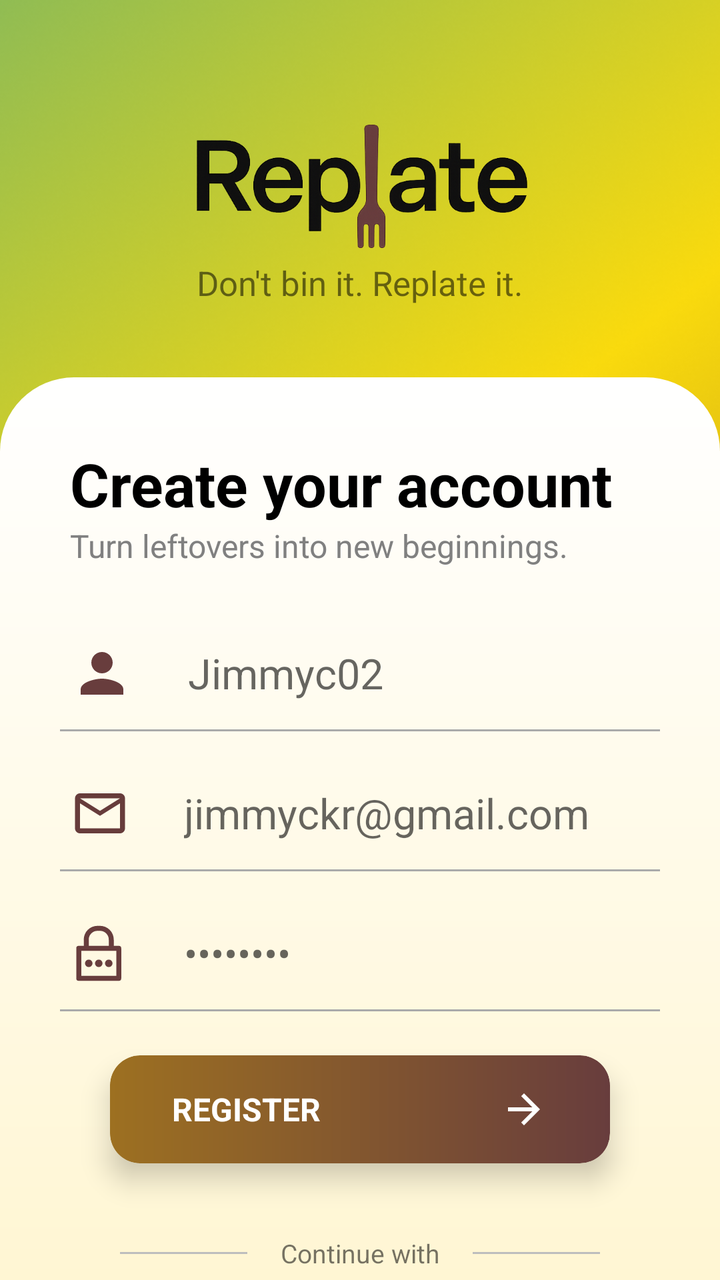
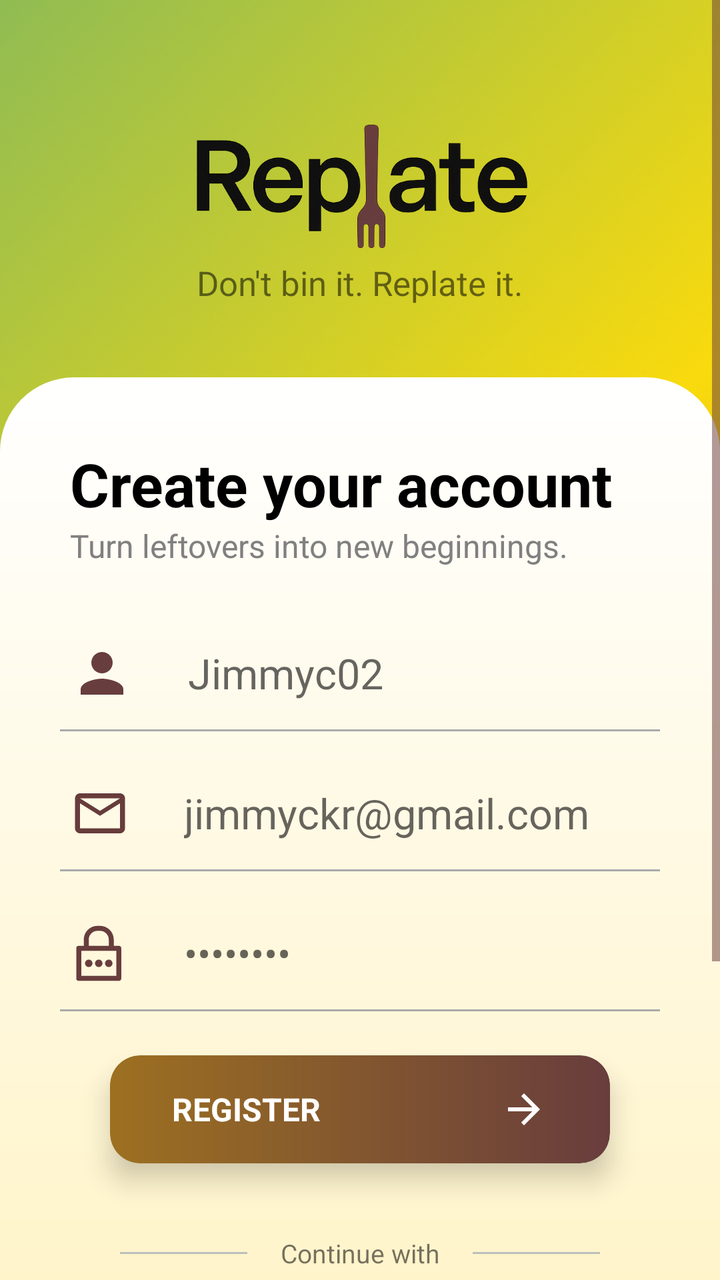

Compare the two renders of this Android layout. The source of the first and the diff that turns it into the second are given below.
<!-- AndroidManifest.xml: application theme Theme.Replate -->
<!-- res/layout/activity_register.xml -->
<?xml version="1.0" encoding="utf-8"?>
<LinearLayout
    xmlns:app="http://schemas.android.com/apk/res-auto"
    xmlns:android="http://schemas.android.com/apk/res/android"
  android:gravity="center_horizontal"
    android:orientation="vertical"
    android:layout_width="match_parent"
    android:layout_height="match_parent"
    android:background="@drawable/mainbackground">
    <ImageView
        android:layout_marginTop="60dp"
        android:layout_width="170dp"
        android:layout_height="70dp"
        android:src="@drawable/replatedarknarrower"/>
    <TextView
        android:layout_width="wrap_content"
        android:layout_height="wrap_content"
        android:text="Don't bin it. Replate it."
        android:textSize="17dp"/>

    <LinearLayout
        android:visibility="visible"
        android:id="@+id/slideup"
        android:layout_width="match_parent"
        android:layout_height="800dp"
        android:layout_marginTop="36dp"
        android:background="@drawable/login_banner_background"
        android:orientation="vertical">

        <TextView
            android:layout_width="wrap_content"
            android:layout_height="wrap_content"
            android:layout_marginStart="35dp"
            android:layout_marginTop="33dp"
            android:text="Create your account"
            android:textColor="@color/black"
            android:textSize="30dp"
            android:textStyle="bold" />

        <TextView
            android:layout_width="wrap_content"
            android:layout_height="wrap_content"
            android:layout_marginStart="35dp"
            android:text="Turn leftovers into new beginnings."
            android:textColor="#808080"
            android:orientation="vertical"
            android:textSize="16dp"
            />

        <LinearLayout
            android:layout_marginStart="35dp"
            android:layout_marginTop="37dp"
            android:layout_width="wrap_content"
            android:layout_height="wrap_content"
            >
            <ImageView
                app:tint="@color/brown"
                android:layout_width="32dp"
                android:layout_height="32dp"
                android:src="@drawable/ic_login"/>

            <EditText
                android:background="@null"
                android:id="@+id/login"
                android:layout_width="wrap_content"
                android:layout_height="wrap_content"
                android:layout_gravity="center_vertical"
                android:layout_marginStart="27dp"
                android:hint="Jimmyc02"
                android:textSize="21dp" />
        </LinearLayout>
        <View
            android:layout_marginTop="12dp"
            android:layout_marginHorizontal="30dp"
            android:layout_width="match_parent"
            android:layout_height="1dp"
            android:background="@android:color/darker_gray" />
        <LinearLayout
            android:layout_marginStart="35dp"
            android:layout_marginTop="25dp"
            android:layout_width="wrap_content"
            android:layout_height="wrap_content"
            >
            <ImageView
                android:layout_width="30dp"
                android:layout_height="32dp"
                android:src="@drawable/baseline_mail_outline_24"/>
            <EditText
                android:background="@null"
                android:id="@+id/mail"
                android:layout_gravity="center_vertical"
                android:layout_width="wrap_content"
                android:layout_height="wrap_content"
                android:hint="jimmyckr@gmail.com"
                android:layout_marginStart="27dp"
                android:textSize="21dp"/>
        </LinearLayout>
        <View
            android:layout_marginTop="12dp"
            android:layout_marginHorizontal="30dp"
            android:layout_width="match_parent"
            android:layout_height="1dp"
            android:background="@android:color/darker_gray" />
        <LinearLayout
            android:layout_marginStart="35dp"
            android:layout_marginTop="25dp"
            android:layout_width="wrap_content"
            android:layout_height="wrap_content"
            >
            <ImageView
                app:tint="@color/brown"
                android:layout_width="30dp"
                android:layout_height="32dp"
                android:src="@drawable/ic_locker"/>
            <EditText
                android:background="@null"
                android:id="@+id/password"
                android:layout_gravity="center_vertical"
                android:layout_width="wrap_content"
                android:layout_height="wrap_content"
                android:hint="••••••••"
                android:inputType="textPassword"
                android:layout_marginStart="27dp"
                android:textSize="20dp"/>
        </LinearLayout>
        <View
            android:layout_marginVertical="12dp"
            android:layout_marginHorizontal="30dp"
            android:layout_width="match_parent"
            android:layout_height="1dp"
            android:background="@android:color/darker_gray" />




        <androidx.cardview.widget.CardView
            android:id="@+id/registerbtn"
            android:layout_gravity="center_horizontal"
            xmlns:android="http://schemas.android.com/apk/res/android"
            xmlns:app="http://schemas.android.com/apk/res-auto"
            android:layout_width="250dp"
            android:layout_height="wrap_content"
            app:cardElevation="8dp"
            app:cardCornerRadius="15dp"
            app:cardBackgroundColor="@android:color/transparent"
android:layout_marginTop="10dp"            android:layout_marginBottom="20dp"
          >

            <LinearLayout
                android:layout_width="match_parent"
                android:layout_height="wrap_content"
                android:orientation="horizontal"
                android:gravity="center_vertical"
                android:background="@drawable/brown_btn"
                android:paddingHorizontal="16dp"
                android:paddingVertical="15dp">

                <TextView
                    android:layout_marginStart="15dp"
                    android:layout_width="0dp"
                    android:layout_weight="1"
                    android:layout_height="wrap_content"
                    android:text="REGISTER"
                    android:textColor="#FFFFFF"
                    android:textStyle="bold"
                    android:textSize="16sp"/>

                <ImageView
                    android:layout_marginEnd="15dp"
                    android:layout_width="24dp"
                    android:layout_height="24dp"
                    android:src="@drawable/ic_arrow_forward"
                android:contentDescription="Arrow"/>

            </LinearLayout>
        </androidx.cardview.widget.CardView>

        <LinearLayout
            android:layout_marginHorizontal="60dp"
            android:layout_width="match_parent"
            android:layout_height="wrap_content"
            android:orientation="horizontal"
            android:gravity="center_vertical"
            android:layout_marginTop="16dp"
            android:layout_marginBottom="10dp">

            <View
                android:layout_width="0dp"
                android:layout_height="1dp"
                android:layout_weight="1"
                android:background="#BDBDBD" /> 

            <TextView
                android:textSize="13dp"
                android:layout_width="wrap_content"
                android:layout_height="wrap_content"
                android:text="     Continue with     "
                 />

            <View
                android:layout_width="0dp"
                android:layout_height="1dp"
                android:layout_weight="1"
                android:background="#BDBDBD" />
        </LinearLayout>

            <LinearLayout
                android:gravity="center"
                android:layout_width="match_parent"
                android:layout_height="wrap_content"
                android:orientation="horizontal"
                android:layout_marginHorizontal="30dp">

                    <LinearLayout
                        android:id="@+id/googleregistration"
                        android:layout_width="120dp"
                        android:layout_height="40dp"
                        android:orientation="horizontal"
                        android:gravity="center_vertical"
                        android:background="@drawable/register_icons_background"
                        android:paddingVertical="5dp">

                        <ImageView
                            android:src="@drawable/ic_google"
                            android:scaleX="0.8"
                            android:scaleY="0.8"
                            android:layout_width="0dp"
                            android:layout_weight="1"
                            android:layout_height="match_parent"
                            />
                    </LinearLayout>
<Space
    android:layout_width="20dp"
    android:layout_height="match_parent"/>

                    <LinearLayout
                        android:id="@+id/phoneregistration"
                        android:layout_width="120dp"
                        android:layout_height="40dp"
                        android:orientation="horizontal"
                        android:gravity="center_vertical"
                        android:background="@drawable/register_icons_background"
                        android:paddingVertical="5dp">

                        <ImageView
                            android:src="@drawable/ic_phon"
                            android:scaleX="1.2"
                            android:scaleY="1.2"
                            android:layout_width="0dp"
                            android:layout_weight="1"
                            android:layout_height="wrap_content"
                            />
                    </LinearLayout>

            </LinearLayout>


        <TextView
            android:layout_width="wrap_content"
            android:layout_height="wrap_content"
            android:text="Already have an account?"
            android:layout_gravity="center_horizontal"
            android:layout_marginTop="20dp"/>
        <androidx.cardview.widget.CardView
            android:id="@+id/signinbtn"
            android:layout_gravity="center_horizontal"
            xmlns:android="http://schemas.android.com/apk/res/android"
            xmlns:app="http://schemas.android.com/apk/res-auto"
            android:layout_width="250dp"
            android:layout_height="wrap_content"
            app:cardElevation="8dp"
            app:cardCornerRadius="15dp"
            app:cardBackgroundColor="@android:color/transparent"
            android:layout_margin="8dp"
            >

            <LinearLayout
                android:layout_width="match_parent"
                android:layout_height="wrap_content"
                android:orientation="horizontal"
                android:gravity="center"
                android:background="#F7D90E"
                android:paddingHorizontal="16dp"
                android:paddingVertical="15dp">

                <TextView
                    android:textAlignment="center"
                    android:layout_width="0dp"
                    android:layout_weight="1"
                    android:layout_height="wrap_content"
                    android:text="SIGN IN"
                    android:textColor="#000000"
                    android:textStyle="bold"
                    android:textSize="16sp"/>

            </LinearLayout>
        </androidx.cardview.widget.CardView>



    </LinearLayout>

</LinearLayout>
<!-- resources referenced by this layout -->
<resources>
  <color name="black">#FF000000</color>
  <color name="brown">#683D3D</color>
  <!-- drawable baseline_mail_outline_24 (drawable) -->
  <vector android:height="24dp" android:tint="#673C3B"
      android:viewportHeight="24" android:viewportWidth="24"
      android:width="24dp" xmlns:android="http://schemas.android.com/apk/res/android">
      <path android:fillColor="@android:color/white" android:pathData="M20,4L4,4c-1.1,0 -1.99,0.9 -1.99,2L2,18c0,1.1 0.9,2 2,2h16c1.1,0 2,-0.9 2,-2L22,6c0,-1.1 -0.9,-2 -2,-2zM20,18L4,18L4,8l8,5 8,-5v10zM12,11L4,6h16l-8,5z"/>
  </vector>
  <!-- drawable brown_btn (drawable) -->
  <shape xmlns:android="http://schemas.android.com/apk/res/android"
      android:shape="rectangle">
      <gradient
          android:startColor="#683D3D"
          android:endColor="#9D7021"
          android:angle="180" />
      <corners android:radius="15dp" />
  </shape>
  <!-- drawable ic_arrow_forward (drawable) -->
  <vector android:autoMirrored="true" android:height="24dp"
      android:tint="#ffffff" android:viewportHeight="24"
      android:viewportWidth="24" android:width="24dp" xmlns:android="http://schemas.android.com/apk/res/android">
      <path android:fillColor="@android:color/white" android:pathData="M12,4l-1.41,1.41L16.17,11H4v2h12.17l-5.58,5.59L12,20l8,-8z"/>
  </vector>
  <!-- drawable ic_locker (drawable) -->
  <vector xmlns:android="http://schemas.android.com/apk/res/android"
      android:width="800dp"
      android:height="800dp"
      android:viewportWidth="48"
      android:viewportHeight="48">
    <path
        android:fillColor="#FF000000"
        android:pathData="M39,18H35V13A11,11 0,0 0,24 2H22A11,11 0,0 0,11 13v5H7a2,2 0,0 0,-2 2V44a2,2 0,0 0,2 2H39a2,2 0,0 0,2 -2V20A2,2 0,0 0,39 18ZM15,13a7,7 0,0 1,7 -7h2a7,7 0,0 1,7 7v5H15ZM37,42H9V22H37Z"/>
    <path
        android:fillColor="#FF000000"
        android:pathData="M15,32m-3,0a3,3 0,1 1,6 0a3,3 0,1 1,-6 0"/>
    <path
        android:fillColor="#FF000000"
        android:pathData="M23,32m-3,0a3,3 0,1 1,6 0a3,3 0,1 1,-6 0"/>
    <path
        android:fillColor="#FF000000"
        android:pathData="M31,32m-3,0a3,3 0,1 1,6 0a3,3 0,1 1,-6 0"/>
  </vector>
  <!-- drawable ic_login (drawable) -->
  <vector android:height="24dp" android:tint="#DCDCDC"
      android:viewportHeight="24" android:viewportWidth="24"
      android:width="24dp" xmlns:android="http://schemas.android.com/apk/res/android">
      <path android:fillColor="@android:color/white" android:pathData="M12,12c2.21,0 4,-1.79 4,-4s-1.79,-4 -4,-4 -4,1.79 -4,4 1.79,4 4,4zM12,14c-2.67,0 -8,1.34 -8,4v2h16v-2c0,-2.66 -5.33,-4 -8,-4z"/>
  </vector>
  <!-- drawable login_banner_background (drawable) -->
  <?xml version="1.0" encoding="utf-8"?>
  <shape xmlns:android="http://schemas.android.com/apk/res/android"
      android:shape="rectangle">
  
      
      <gradient
          android:startColor="#FFEFB1"
          android:endColor="#FFffff"
          android:angle="90" />
  
      
      <corners
          android:topLeftRadius="37dp"
          android:topRightRadius="37dp"
          android:bottomLeftRadius="0dp"
          android:bottomRightRadius="0dp" />
  </shape>
  <!-- drawable register_icons_background (drawable) -->
  <shape xmlns:android="http://schemas.android.com/apk/res/android"
      android:shape="rectangle">
  
      <solid android:color="#ffffff" />
  
      <corners android:radius="15dp" />
  </shape>
  <style name="Theme.Replate" parent="Base.Theme.Replate" />
  <style name="Base.Theme.Replate" parent="Theme.MaterialComponents.DayNight.NoActionBar">
          
          <item name="colorPrimary">@color/brown</item>
          <item name="colorPrimaryVariant">@color/brown</item>
          <item name="colorSecondary">@color/brown</item>
  
          
          <item name="colorControlActivated">@color/brown</item>
          <item name="colorAccent">@color/brown</item>
  
          
          <item name="android:textCursorDrawable">@null</item>
  
          
          <item name="android:colorControlHighlight">@color/brown</item>
          <item name="android:colorControlNormal">@color/brown</item>
      </style>
  <!-- unchanged entries left out for length: 4 -->
</resources>

<!-- the commit's change to res/layout/activity_register.xml (unified diff, before → after) -->
@@ -1,7 +1,13 @@
 <?xml version="1.0" encoding="utf-8"?>
-<LinearLayout
+<ScrollView
     xmlns:app="http://schemas.android.com/apk/res-auto"
     xmlns:android="http://schemas.android.com/apk/res/android"
+    android:layout_width="match_parent"
+    android:layout_height="match_parent"
+    android:fillViewport="true"
+    android:background="@drawable/mainbackground">
+<LinearLayout
+
   android:gravity="center_horizontal"
     android:orientation="vertical"
     android:layout_width="match_parent"
@@ -22,7 +28,8 @@
         android:visibility="visible"
         android:id="@+id/slideup"
         android:layout_width="match_parent"
-        android:layout_height="800dp"
+        android:layout_height="0dp"
+        android:layout_weight="1"
         android:layout_marginTop="36dp"
         android:background="@drawable/login_banner_background"
         android:orientation="vertical">
@@ -301,3 +308,5 @@ android:layout_marginTop="10dp"            android:layout_marginBottom="20dp"
     </LinearLayout>
 
 </LinearLayout>
+
+</ScrollView>
